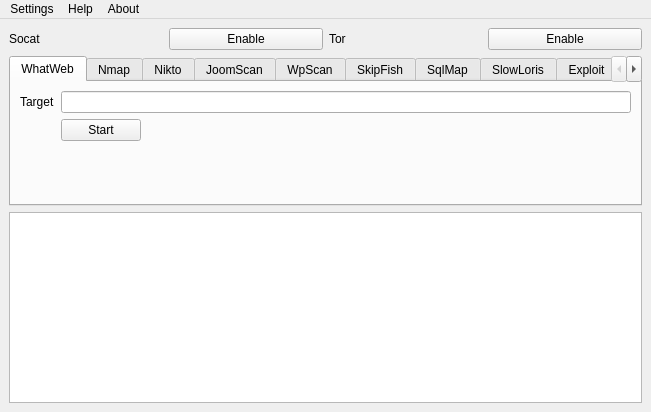
Qt form mainWindow.ui (Mte90/PenMode-QT) before a commit.
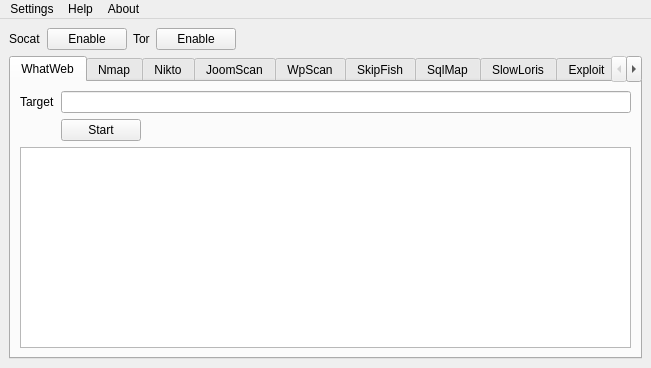
The same form after that commit. The open tabs and pages were chosen to show the change.

```diff
--- a/mainWindow.ui
+++ b/mainWindow.ui
@@ -7,7 +7,7 @@
     <x>0</x>
     <y>0</y>
     <width>651</width>
-    <height>412</height>
+    <height>368</height>
    </rect>
   </property>
   <property name="windowTitle">
@@ -25,7 +25,7 @@
         <property name="maximumSize">
          <size>
           <width>16777215</width>
-          <height>150</height>
+          <height>16777215</height>
          </size>
         </property>
         <property name="currentIndex">
@@ -70,23 +70,26 @@
                 </property>
                </widget>
               </item>
-              <item row="1" column="1">
-               <spacer name="verticalSpacer">
-                <property name="orientation">
-                 <enum>Qt::Vertical</enum>
-                </property>
-                <property name="sizeHint" stdset="0">
-                 <size>
-                  <width>20</width>
-                  <height>40</height>
-                 </size>
-                </property>
-               </spacer>
-              </item>
              </layout>
             </item>
            </layout>
           </item>
+          <item row="1" column="0">
+           <widget class="QTextEdit" name="shellWhatWeb">
+            <property name="enabled">
+             <bool>true</bool>
+            </property>
+            <property name="acceptDrops">
+             <bool>false</bool>
+            </property>
+            <property name="autoFillBackground">
+             <bool>false</bool>
+            </property>
+            <property name="styleSheet">
+             <string notr="true"/>
+            </property>
+           </widget>
+          </item>
          </layout>
         </widget>
         <widget class="QWidget" name="tab_nmap">
@@ -514,9 +517,6 @@
         </widget>
        </widget>
       </item>
-      <item>
-       <widget class="QTextEdit" name="shell"/>
-      </item>
      </layout>
     </item>
     <item row="0" column="0">
@@ -552,6 +552,19 @@
         </property>
        </widget>
       </item>
+      <item row="0" column="4">
+       <spacer name="horizontalSpacer_9">
+        <property name="orientation">
+         <enum>Qt::Horizontal</enum>
+        </property>
+        <property name="sizeHint" stdset="0">
+         <size>
+          <width>40</width>
+          <height>20</height>
+         </size>
+        </property>
+       </spacer>
+      </item>
      </layout>
     </item>
    </layout>
```
Left out of the diff: 197 changed lines with no effect on the pictures.
